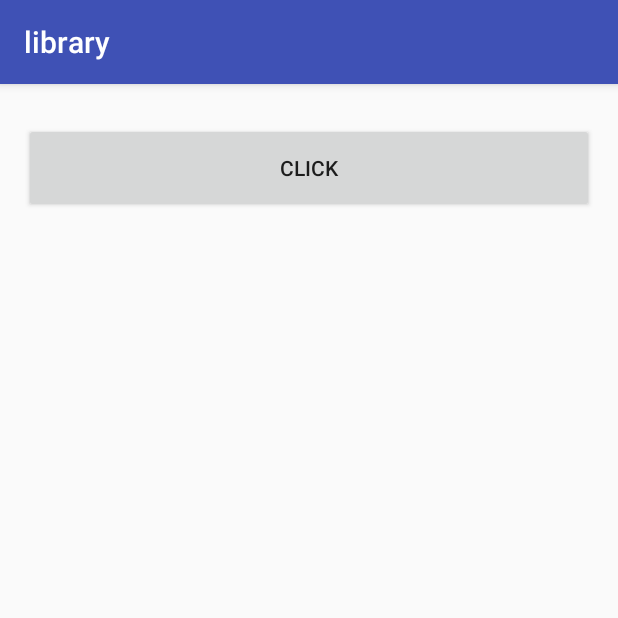
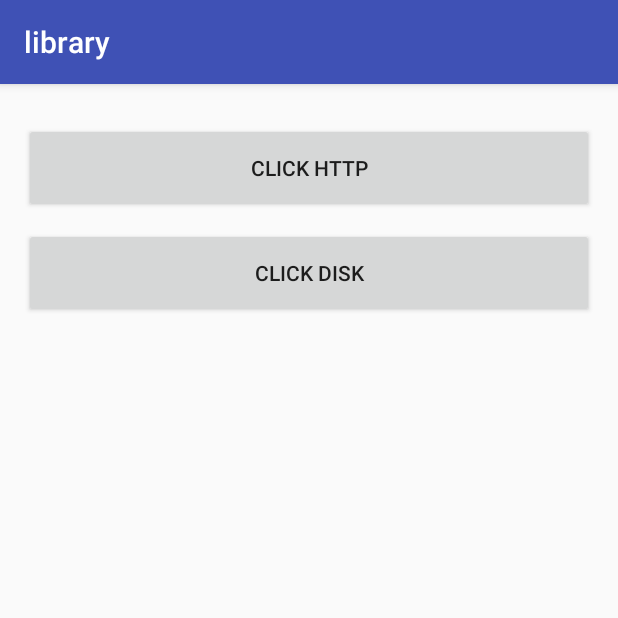
Before and after one commit to crabfang/RxCache, an Android app: the screen it shows after launch (MainActivity), on a phone screen of 412 x 824 dp, the top half of it. Run offline under Robolectric (Android 15) with nearby library versions, the phone set to English and light mode, and no system bars; libraries missing offline, so code that uses them is left out: rx.functions; pictures from the network do not load; 1 statement that could not run was skipped.

Commit message:
[MDF]add Sample Demo

```diff
--- a/library/src/main/java/com/cabe/lib/cache/disk/DiskCacheManager.java
+++ b/library/src/main/java/com/cabe/lib/cache/disk/DiskCacheManager.java
@@ -83,7 +83,7 @@ public class DiskCacheManager {
             throw RxException.build(DiskExceptionCode.DISK_EXCEPTION_GET, ignored);
         }
     }
-    public synchronized <T> boolean put(TypeToken<T> typeToken, Object obj){
+    public synchronized <T> boolean put(TypeToken<T> typeToken, T obj){
         String json = new Gson().toJson(obj);
         try {
             DiskLruCache.Editor editor = cache.edit(getTypeTokenKey(typeToken));
--- a/sample/src/main/res/layout/activity_main.xml
+++ b/sample/src/main/res/layout/activity_main.xml
@@ -1,5 +1,5 @@
 <?xml version="1.0" encoding="utf-8"?>
-<RelativeLayout xmlns:android="http://schemas.android.com/apk/res/android"
+<LinearLayout xmlns:android="http://schemas.android.com/apk/res/android"
     xmlns:tools="http://schemas.android.com/tools"
     android:layout_width="match_parent"
     android:layout_height="match_parent"
@@ -7,14 +7,23 @@
     android:paddingLeft="@dimen/activity_horizontal_margin"
     android:paddingRight="@dimen/activity_horizontal_margin"
     android:paddingTop="@dimen/activity_vertical_margin"
+    android:orientation="vertical"
     tools:context="com.cabe.lib.demo.rxcache.MainActivity">
 
     <Button
-        android:id="@+id/activity_main_btn_click"
+        android:id="@+id/activity_main_btn_http"
         android:layout_width="match_parent"
         android:layout_height="60dp"
         android:layout_marginTop="10dp"
-        android:onClick="onClick"
-        android:text="click" />
+        android:onClick="clickHttp"
+        android:text="click http" />
 
-</RelativeLayout>
+    <Button
+        android:id="@+id/activity_main_btn_disk"
+        android:layout_width="match_parent"
+        android:layout_height="60dp"
+        android:layout_marginTop="10dp"
+        android:onClick="clickDisk"
+        android:text="click disk" />
+
+</LinearLayout>
```
Also changed, not shown: library/src/main/java/com/cabe/lib/cache/CacheUseCase.java (+8 -1 lines), library/src/main/java/com/cabe/lib/cache/interactor/impl/SimpleViewPresenter.java (added, +28 -0 lines), sample/src/main/java/com/cabe/lib/demo/rxcache/MainActivity.java (+34 -16 lines), sample/src/main/java/com/cabe/lib/demo/rxcache/Person.java (added, +15 -0 lines).
